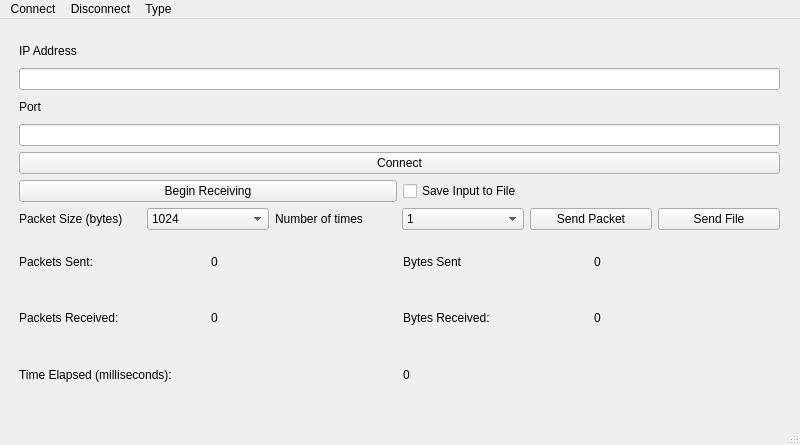
The window that mainwindow.ui (hchho/COMP4985_Assn2) describes before a commit, drawn with Qt 5.
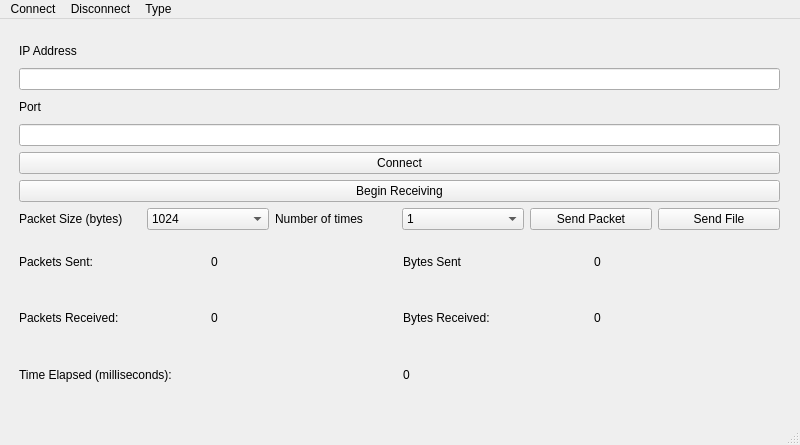
The same window after the commit.

Commit message: Removed save file to input function

Patch:
```diff
--- a/mainwindow.ui
+++ b/mainwindow.ui
@@ -68,13 +68,6 @@
          </property>
         </widget>
        </item>
-       <item>
-        <widget class="QCheckBox" name="saveInputBox">
-         <property name="text">
-          <string>Save Input to File</string>
-         </property>
-        </widget>
-       </item>
       </layout>
      </item>
      <item>
```
Left out of the diff: 2 changed lines with no effect on the pictures. The commit also changes 1 other file.
